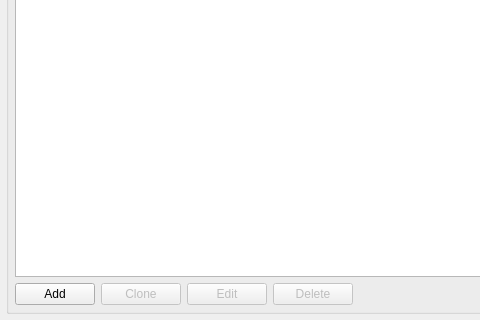
Above: main_window.ui from MikaelStrom/compdb before the change; both pictures show x 0 to 480 and y 218 to 538 of the 1137 by 538 pixel window. Below: the same form after it.
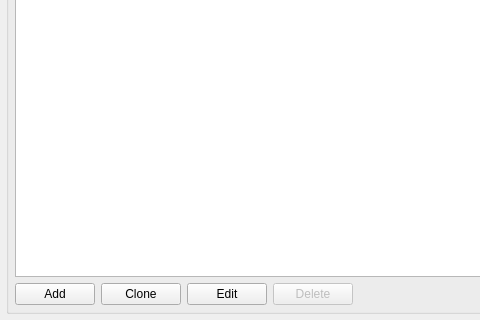
That is the form after the change.

Diff of the .ui file:
```diff
--- a/main_window.ui
+++ b/main_window.ui
@@ -241,7 +241,7 @@
          <item>
           <widget class="QPushButton" name="pb_clone">
            <property name="enabled">
-            <bool>false</bool>
+            <bool>true</bool>
            </property>
            <property name="text">
             <string>Clone</string>
@@ -251,7 +251,7 @@
          <item>
           <widget class="QPushButton" name="pb_edit">
            <property name="enabled">
-            <bool>false</bool>
+            <bool>true</bool>
            </property>
            <property name="text">
             <string>Edit</string>
```
